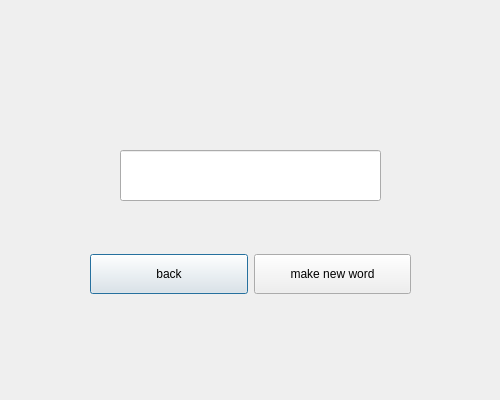
Nihileon/word-elimination, file client/src/ui/buildworddialog_ui.ui: the form before one commit.
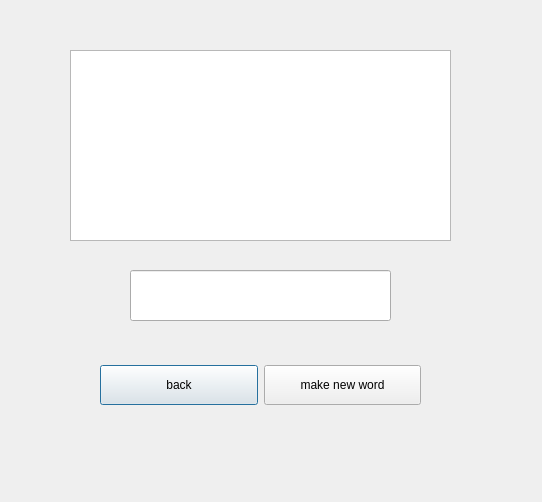
The form after the commit. Custom widgets are drawn as their Qt base class.

Commit message: v1.0.5 add Build Word Table

```diff
--- a/client/src/ui/buildworddialog_ui.ui
+++ b/client/src/ui/buildworddialog_ui.ui
@@ -6,8 +6,8 @@
    <rect>
     <x>0</x>
     <y>0</y>
-    <width>500</width>
-    <height>400</height>
+    <width>542</width>
+    <height>502</height>
    </rect>
   </property>
   <property name="windowTitle">
@@ -19,8 +19,8 @@
   <widget class="QtMaterialTextField" name="newWordLineEdit">
    <property name="geometry">
     <rect>
-     <x>120</x>
-     <y>150</y>
+     <x>130</x>
+     <y>270</y>
      <width>261</width>
      <height>51</height>
     </rect>
@@ -29,8 +29,8 @@
   <widget class="QWidget" name="horizontalLayoutWidget">
    <property name="geometry">
     <rect>
-     <x>90</x>
-     <y>229</y>
+     <x>100</x>
+     <y>340</y>
      <width>321</width>
      <height>91</height>
     </rect>
@@ -64,6 +64,27 @@
     </item>
    </layout>
   </widget>
+  <widget class="QTableView" name="wordBuildTableView">
+   <property name="geometry">
+    <rect>
+     <x>70</x>
+     <y>50</y>
+     <width>381</width>
+     <height>191</height>
+    </rect>
+   </property>
+   <property name="styleSheet">
+    <string notr="true">border: none;background:white;
+QTableCornerButton::section{border: none;background:white;}
+QHeaderView{ border: none; background:white; }</string>
+   </property>
+   <property name="verticalScrollBarPolicy">
+    <enum>Qt::ScrollBarAlwaysOff</enum>
+   </property>
+   <property name="horizontalScrollBarPolicy">
+    <enum>Qt::ScrollBarAlwaysOff</enum>
+   </property>
+  </widget>
  </widget>
  <customwidgets>
   <customwidget>
```
The commit also changes 4 other files.
